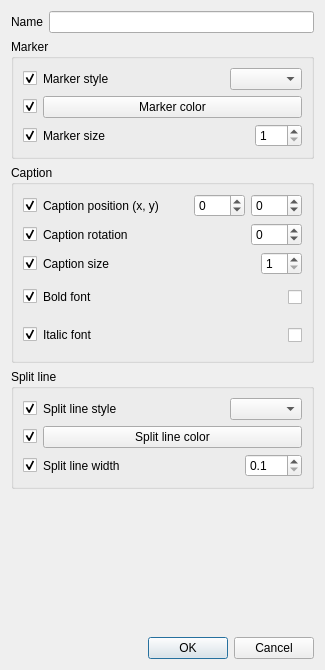
Qt form ui/pointconfigdialog.ui (salsergey/gpxviewer) before a commit.
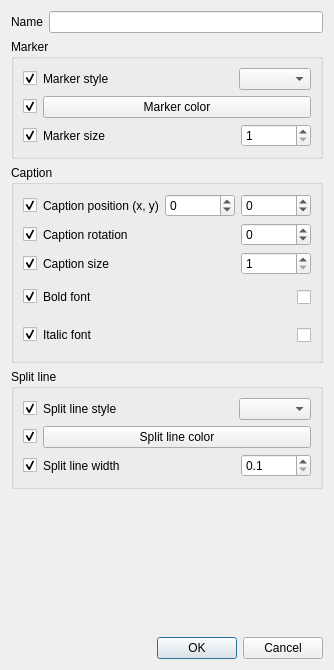
The same form after that commit. Custom widgets are drawn as their Qt base class.

```diff
--- a/ui/pointconfigdialog.ui
+++ b/ui/pointconfigdialog.ui
@@ -187,6 +187,12 @@
            </item>
            <item>
             <widget class="QSpinBox" name="markerSizeSpinBox">
+             <property name="minimumSize">
+              <size>
+               <width>70</width>
+               <height>0</height>
+              </size>
+             </property>
              <property name="toolTip">
               <string>The size of the marker</string>
              </property>
@@ -260,6 +266,12 @@
            </item>
            <item>
             <widget class="QSpinBox" name="captionPositionXSpinBox">
+             <property name="minimumSize">
+              <size>
+               <width>70</width>
+               <height>0</height>
+              </size>
+             </property>
              <property name="toolTip">
               <string>The position of the caption</string>
              </property>
@@ -273,6 +285,12 @@
            </item>
            <item>
             <widget class="QSpinBox" name="captionPositionYSpinBox">
+             <property name="minimumSize">
+              <size>
+               <width>70</width>
+               <height>0</height>
+              </size>
+             </property>
              <property name="toolTip">
               <string>The position of the caption</string>
              </property>
@@ -337,6 +355,12 @@
            </item>
            <item>
             <widget class="QSpinBox" name="captionRotationSpinBox">
+             <property name="minimumSize">
+              <size>
+               <width>70</width>
+               <height>0</height>
+              </size>
+             </property>
              <property name="toolTip">
               <string>The rotation angle of the caption in degrees</string>
              </property>
@@ -401,6 +425,12 @@
            </item>
            <item>
             <widget class="QSpinBox" name="captionSizeSpinBox">
+             <property name="minimumSize">
+              <size>
+               <width>70</width>
+               <height>0</height>
+              </size>
+             </property>
              <property name="toolTip">
               <string>The size of the caption</string>
              </property>
@@ -705,6 +735,12 @@
            </item>
            <item>
             <widget class="QDoubleSpinBox" name="lineWidthSpinBox">
+             <property name="minimumSize">
+              <size>
+               <width>70</width>
+               <height>0</height>
+              </size>
+             </property>
              <property name="toolTip">
               <string>The width of the split line</string>
              </property>
```
